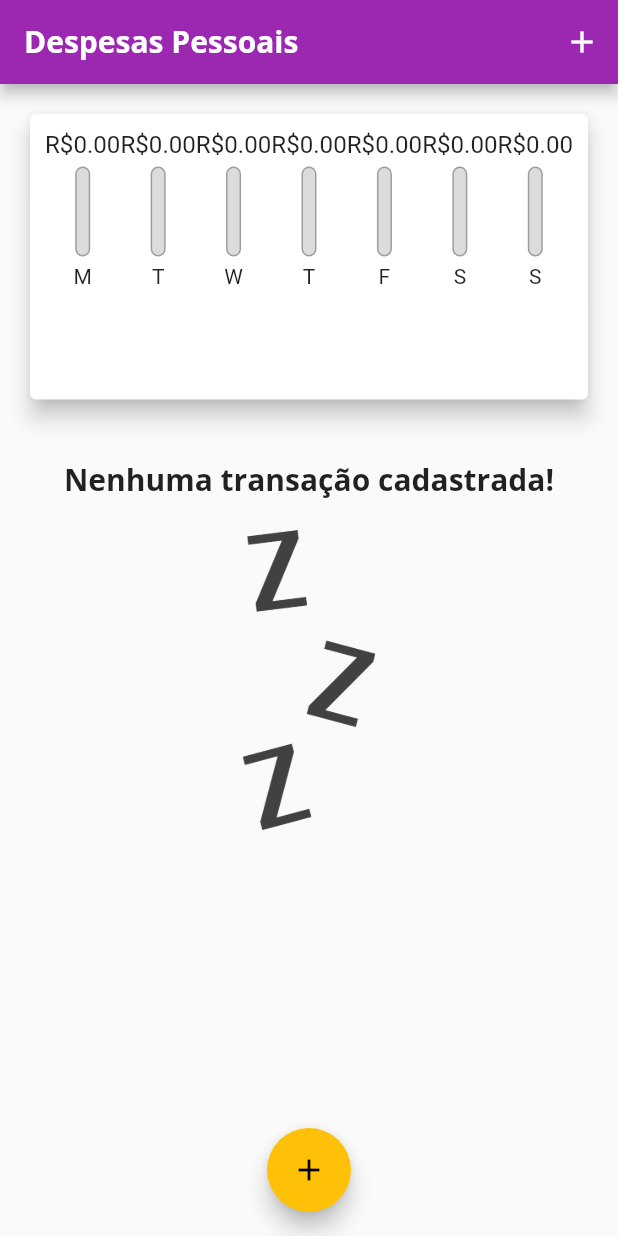
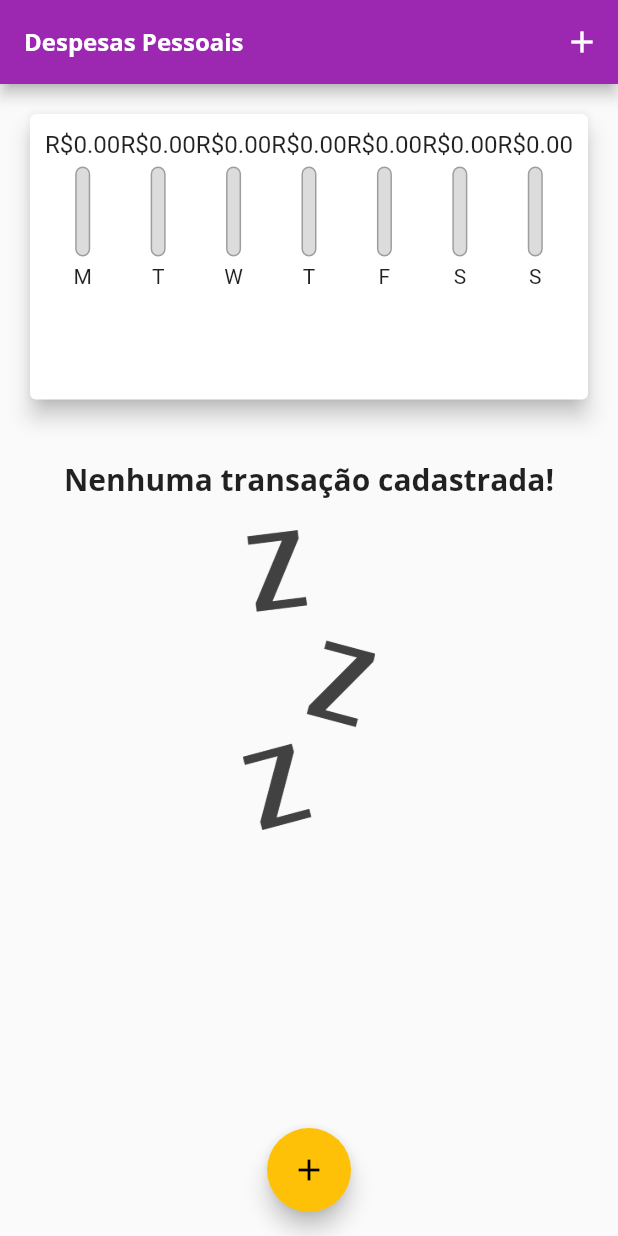
Before and after one commit to carlosfeliciojr/despesas_pessoais, a Flutter app: the screen it shows after launch, on a phone screen of 412 x 824 dp. Run offline on Flutter 3.47's test engine with Material 2 defaults, Android fonts, the phone set to English and light mode, and no system bars.

Commit message:
:sparkles: style: added TextScale

```diff
--- a/lib/main.dart
+++ b/lib/main.dart
@@ -95,7 +95,12 @@ class _HomePageState extends State<HomePage> {
   Widget build(BuildContext context) {
     final appBar = AppBar(
       backgroundColor: Colors.purple,
-      title: Text('Despesas Pessoais'),
+      title: Text(
+        'Despesas Pessoais',
+        style: TextStyle(
+          fontSize: 16 * MediaQuery.of(context).textScaleFactor,
+        ),
+      ),
       actions: [
         IconButton(
           onPressed: () => _openTransactionFormModal(context),
```
